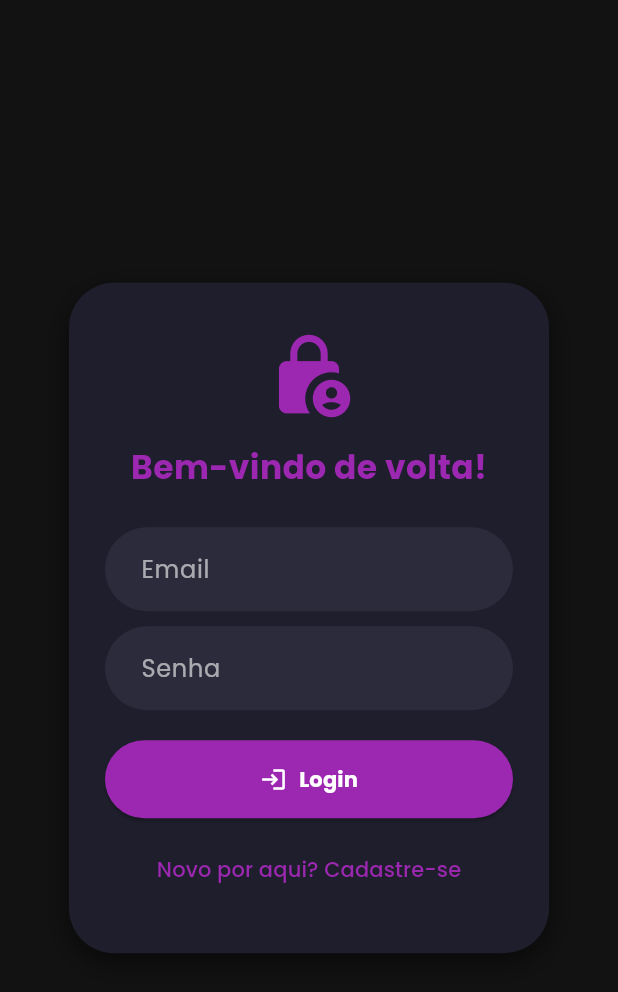
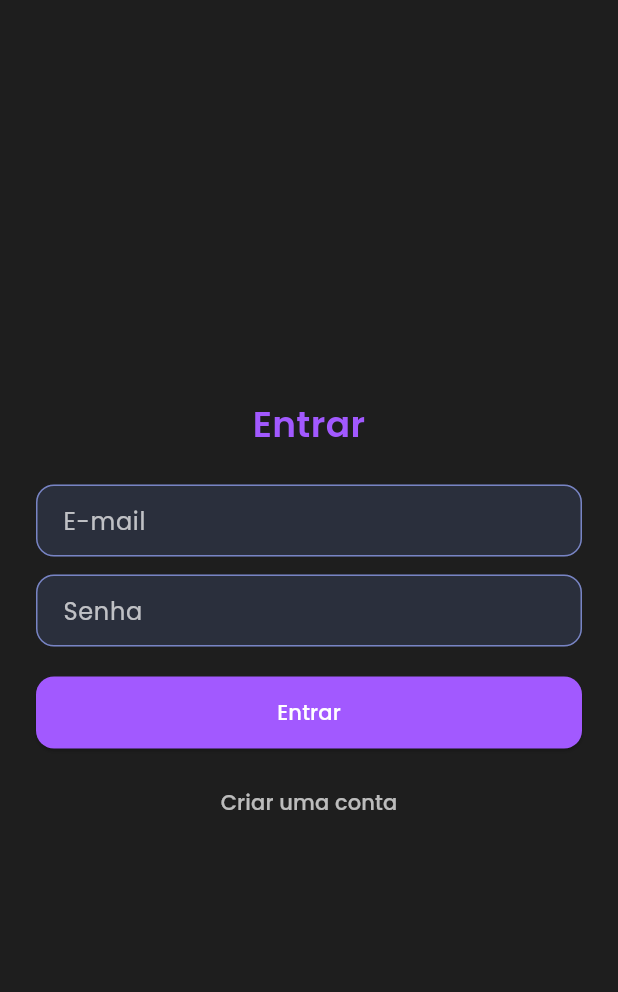
Before and after one commit to Bieelx/Nexus, a Flutter app: the screen it shows after launch, on a phone screen of 412 x 824 dp. Shown: the top 992 px of the screen. Run offline on Flutter 3.47's test engine with Material 3 defaults, Android fonts, the light colour scheme and no system bars; our stand-ins replace cloud_firestore, device_info_plus, firebase_auth, firebase_core, firebase_messaging, firebase_storage and 7 more; accounts and stored records are empty.

Commit message:
- Melhorias no chat de grupo - Iniciando novo design tela de login - Correções de bugs menores

```diff
--- a/chatbot_sec4you/lib/Screens/boards_screen.dart
+++ b/chatbot_sec4you/lib/Screens/boards_screen.dart
@@ -1,6 +1,6 @@
 import 'package:flutter/material.dart';
 import 'package:cloud_firestore/cloud_firestore.dart';
-import 'Subscreens/board_screen.dart';
+import 'Subscreens/group_screen.dart';
 import 'Subscreens/timeline_feed.dart';
 import '../widgets/forum/forum_switcher.dart';
 import '../widgets/forum/group_card.dart';
--- a/chatbot_sec4you/lib/Screens/login_page.dart
+++ b/chatbot_sec4you/lib/Screens/login_page.dart
@@ -1,7 +1,6 @@
-import 'package:chatbot_sec4you/auth_exception.dart';
 import 'package:flutter/material.dart';
 import 'package:provider/provider.dart';
-import '../service/auth_service.dart';
+import 'package:chatbot_sec4you/service/auth_service.dart';
 
 class LoginPage extends StatefulWidget {
   const LoginPage({super.key});
@@ -11,134 +10,153 @@ class LoginPage extends StatefulWidget {
 }
 
 class _LoginPageState extends State<LoginPage> {
-  final emailController = TextEditingController();
-  final senhaController = TextEditingController();
-  final nomeController = TextEditingController();
-  final sobrenomeController = TextEditingController();
+  final _formKey = GlobalKey<FormState>();
+  final _emailCtrl = TextEditingController();
+  final _senhaCtrl = TextEditingController();
+  final _nomeCtrl = TextEditingController();
+  final _sobrenomeCtrl = TextEditingController();
 
-  bool isLogin = true;
-  String error = '';
+  bool _isRegister = false;
+  bool _loading = false;
 
-  final Color background = const Color(0xFF121212);
-  final Color cardColor = const Color(0xFF1E1E2C);
-  final Color purple = const Color(0xFF9C27B0);
-  final Color textColor = Colors.white70;
+  @override
+  void dispose() {
+    _emailCtrl.dispose();
+    _senhaCtrl.dispose();
+    _nomeCtrl.dispose();
+    _sobrenomeCtrl.dispose();
+    super.dispose();
+  }
+
+  Future<void> _submit() async {
+    if (!_formKey.currentState!.validate()) return;
+    setState(() => _loading = true);
+
+    try {
+      final auth = context.read<AuthService>();
+      if (_isRegister) {
+        await auth.registrar(
+          _emailCtrl.text.trim(),
+          _senhaCtrl.text.trim(),
+          _nomeCtrl.text.trim(),
+          _sobrenomeCtrl.text.trim(),
+        );
+      } else {
+        await auth.login(
+          _emailCtrl.text.trim(),
+          _senhaCtrl.text.trim(),
+        );
+      }
+    } catch (e) {
+      if (mounted) {
+        ScaffoldMessenger.of(context).showSnackBar(
+          SnackBar(content: Text('Erro: $e')),
+        );
+      }
+    } finally {
+      if (mounted) setState(() => _loading = false);
+    }
+  }
 
   @override
   Widget build(BuildContext context) {
-    final auth = Provider.of<AuthService>(context);
-
     return Scaffold(
-      backgroundColor: background,
-      body: Center(
+      backgroundColor: const Color(0xFF1E1E1E),
+      body: SafeArea(
+        child: Center(
           child: SingleChildScrollView(
-          child: Container(
-            width: 320,
-            padding: const EdgeInsets.symmetric(horizontal: 24, vertical: 32),
-            decoration: BoxDecoration(
-              color: cardColor,
-              borderRadius: BorderRadius.circular(30),
-              boxShadow: [
-                BoxShadow(
-                  color: Colors.black.withOpacity(0.5),
-                  blurRadius: 15,
-                  offset: const Offset(0, 6),
-                ),
-              ],
-            ),
+            padding: const EdgeInsets.symmetric(horizontal: 24, vertical: 16),
+            child: Form(
+              key: _formKey,
               child: Column(
-              mainAxisSize: MainAxisSize.min,
+                crossAxisAlignment: CrossAxisAlignment.stretch,
                 children: [
-                Icon(Icons.lock_person, color: purple, size: 60),
-                const SizedBox(height: 16),
                   Text(
-                  isLogin ? "Bem-vindo de volta!" : "Crie sua conta",
-                  style: TextStyle(
-                    fontSize: 22,
-                    fontWeight: FontWeight.bold,
-                    color: purple,
+                    _isRegister ? 'Criar conta' : 'Entrar',
+                    textAlign: TextAlign.center,
+                    style: const TextStyle(
+                      color: Color(0xFFA259FF),
+                      fontSize: 24,
+                      fontWeight: FontWeight.w600,
                     ),
                   ),
                   const SizedBox(height: 24),
-                if (!isLogin) ...[
-                  _buildTextField("Nome", nomeController),
-                  const SizedBox(height: 10),
-                  _buildTextField("Sobrenome", sobrenomeController),
-                  const SizedBox(height: 10),
+
+                  // Email
+                  TextFormField(
+                    controller: _emailCtrl,
+                    keyboardType: TextInputType.emailAddress,
+                    decoration: _dec('E-mail'),
+                    validator: (v) => (v == null || !v.contains('@'))
+                        ? 'Informe um e-mail válido'
+                        : null,
+                  ),
+                  const SizedBox(height: 12),
+
+                  // Senha
+                  TextFormField(
+                    controller: _senhaCtrl,
+                    obscureText: true,
+                    decoration: _dec('Senha'),
+                    validator: (v) => (v == null || v.length < 6)
+                        ? 'Mínimo de 6 caracteres'
+                        : null,
+                  ),
+
+                  if (_isRegister) ...[
+                    const SizedBox(height: 12),
+                    TextFormField(
+                      controller: _nomeCtrl,
+                      decoration: _dec('Nome'),
+                      validator: (v) => (v == null || v.trim().isEmpty)
+                          ? 'Informe o nome'
+                          : null,
+                    ),
+                    const SizedBox(height: 12),
+                    TextFormField(
+                      controller: _sobrenomeCtrl,
+                      decoration: _dec('Sobrenome'),
+                      validator: (v) => (v == null || v.trim().isEmpty)
+                          ? 'Informe o sobrenome'
+                          : null,
+                    ),
                   ],
-                _buildTextField("Email", emailController),
-                const SizedBox(height: 10),
-                _buildTextField("Senha", senhaController, obscure: true),
+
                   const SizedBox(height: 20),
-                SizedBox(
-                  width: double.infinity,
-                  child: ElevatedButton.icon(
+
+                  ElevatedButton(
+                    onPressed: _loading ? null : _submit,
                     style: ElevatedButton.styleFrom(
-                      backgroundColor: purple,
-                      padding: const EdgeInsets.symmetric(vertical: 16),
+                      backgroundColor: const Color(0xFFA259FF),
+                      foregroundColor: Colors.white,
+                      padding: const EdgeInsets.symmetric(vertical: 14),
                       shape: RoundedRectangleBorder(
-                        borderRadius: BorderRadius.circular(30),
+                        borderRadius: BorderRadius.circular(12),
                       ),
                     ),
-                    onPressed: () async {
-                      String email = emailController.text.trim();
-                      String senha = senhaController.text;
-
-                      try {
-                        if (isLogin) {
-                          await auth.login(email, senha);
-                        } else {
-                          String nome = nomeController.text;
-                          String sobrenome = sobrenomeController.text;
-                          await auth.registrar(email, senha, nome, sobrenome);
-                        }
-                      } on AuthException catch (e) {
-                        setState(() {
-                          error = e.message;
-                        });
-                      } catch (_) {
-                        setState(() {
-                          error = 'Erro inesperado. Tente novamente.';
-                        });
-                      }
-                    },
-                    icon: Icon(
-                      isLogin ? Icons.login : Icons.person_add,
+                    child: _loading
+                        ? const SizedBox(
+                            width: 20,
+                            height: 20,
+                            child: CircularProgressIndicator(
+                              strokeWidth: 2,
                               color: Colors.white,
                             ),
-                    label: Text(
-                      isLogin ? "Login" : "Cadastrar",
-                      style: const TextStyle(
-                        fontWeight: FontWeight.bold,
-                        color: Colors.white,
+                          )
+                        : Text(_isRegister ? 'Registrar' : 'Entrar'),
                   ),
-                    ),
-                  ),
-                ),
-                const SizedBox(height: 10),
+
+                  const SizedBox(height: 12),
+
                   TextButton(
-                  onPressed: () {
-                    setState(() {
-                      isLogin = !isLogin;
-                      error = '';
-                    });
-                  },
+                    onPressed: _loading
+                        ? null
+                        : () => setState(() => _isRegister = !_isRegister),
                     child: Text(
-                    isLogin
-                        ? 'Novo por aqui? Cadastre-se'
-                        : 'Já tem conta? Faça login',
-                    style: TextStyle(
-                      color: purple,
-                      fontWeight: FontWeight.w500,
-                    ),
-                  ),
-                ),
-                if (error.isNotEmpty)
-                  Padding(
-                    padding: const EdgeInsets.only(top: 10),
-                    child: Text(
-                      error,
-                      style: const TextStyle(color: Colors.redAccent),
+                      _isRegister
+                          ? 'Já tem conta? Entrar'
+                          : 'Criar uma conta',
+                      style: const TextStyle(color: Colors.white70),
                     ),
                   ),
                 ],
@@ -146,27 +164,29 @@ class _LoginPageState extends State<LoginPage> {
             ),
           ),
         ),
+      ),
     );
   }
 
-  Widget _buildTextField(String label, TextEditingController controller,
-      {bool obscure = false}) {
-    return TextField(
-      controller: controller,
-      obscureText: obscure,
-      style: TextStyle(color: textColor),
-      decoration: InputDecoration(
-        hintText: label,
-        hintStyle: TextStyle(color: textColor.withOpacity(0.6)),
+  InputDecoration _dec(String label) {
+    return InputDecoration(
+      labelText: label,
+      labelStyle: const TextStyle(color: Colors.white70),
       filled: true,
-        fillColor: const Color(0xFF2B2B3B),
+      fillColor: const Color(0xFF2A2F3C),
       border: OutlineInputBorder(
-          borderRadius: BorderRadius.circular(30),
-          borderSide: BorderSide.none,
+        borderRadius: BorderRadius.circular(12),
+        borderSide: const BorderSide(color: Color(0xFF7884C4)),
       ),
-        contentPadding:
-            const EdgeInsets.symmetric(horizontal: 20, vertical: 16),
+      enabledBorder: OutlineInputBorder(
+        borderRadius: BorderRadius.circular(12),
+        borderSide: const BorderSide(color: Color(0xFF7884C4)),
       ),
+      focusedBorder: OutlineInputBorder(
+        borderRadius: BorderRadius.circular(12),
+        borderSide: const BorderSide(color: Color(0xFFA259FF), width: 1.6),
+      ),
+      contentPadding: const EdgeInsets.symmetric(horizontal: 14, vertical: 12),
     );
   }
 }
--- a/chatbot_sec4you/lib/main.dart
+++ b/chatbot_sec4you/lib/main.dart
@@ -2,7 +2,6 @@ import 'package:flutter/material.dart';
 import 'package:firebase_core/firebase_core.dart';
 import 'package:provider/provider.dart';
 import 'service/auth_service.dart';
-
 import 'Screens/login_page.dart';
 import 'Screens/home_screen.dart';
 import 'Screens/chat_screen.dart';
@@ -28,7 +27,7 @@ class AuthCheck extends StatelessWidget {
       );
     }
 
-    return auth.usuario != null ? const MainNavigation() : const LoginPage();
+    return auth.usuario != null ? const MainNavigation() : LoginPage();
   }
 }
 
```
Also changed, not shown: chatbot_sec4you/lib/Screens/Subscreens/group_screen.dart (renamed from chatbot_sec4you/lib/Screens/Subscreens/board_screen.dart, +55 -18 lines). Lines whose indentation alone changed are shown as unchanged.
